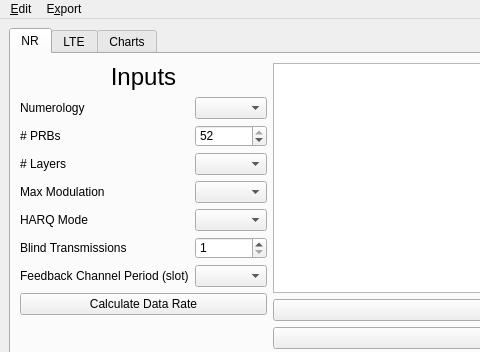
Old version of the form main-window.ui in the repository usnistgov/5G-NR-LTE-Sidelink-Capacity-Estimator; both pictures show x 0 to 480 and y 0 to 352 of the 1422 by 627 pixel window.
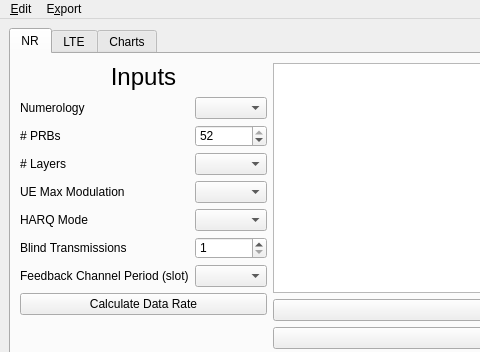
New version of the form. Custom widgets are drawn as their Qt base class.

Commit message: Make 'UE Max Modulation' label consistent

Diff of the .ui file:
```diff
--- a/main-window.ui
+++ b/main-window.ui
@@ -102,7 +102,7 @@
                <string>Max modulation supported by the UE</string>
               </property>
               <property name="text">
-               <string>Max Modulation</string>
+               <string>UE Max Modulation</string>
               </property>
              </widget>
             </item>
```
The commit also changes 1 other file.
